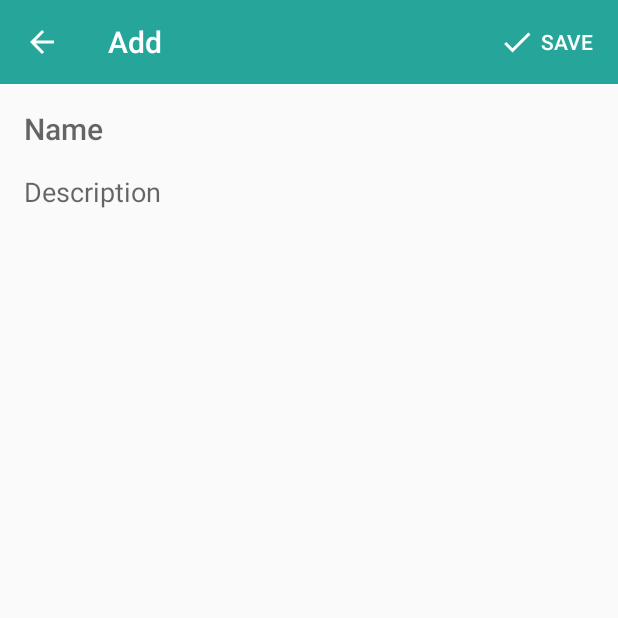
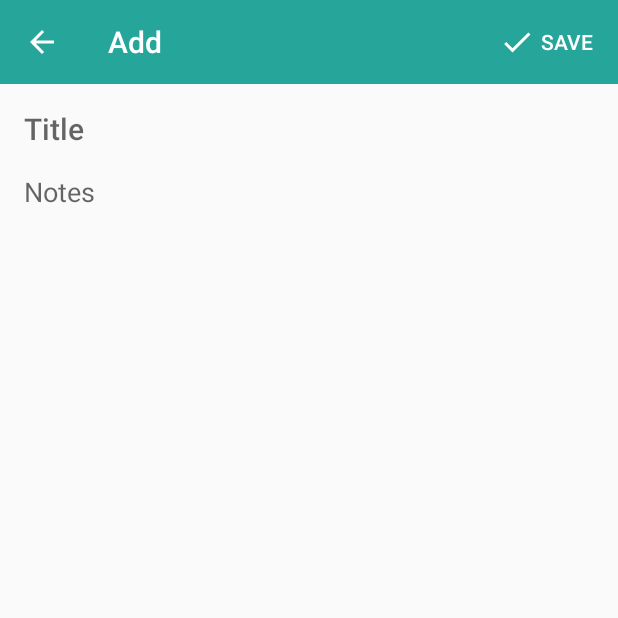
Before and after one commit to Remakswell/NotesPark, an Android app: the screen it shows after launch once a user with an empty profile is signed in (AddActivity), after a tap on an icon or button, on a phone screen of 412 x 824 dp, the top half of it. Run offline under Robolectric (Android 15) with nearby library versions, the phone set to English and light mode, and no system bars; our stand-ins replace Dagger/Hilt's generated code, Firebase (no records; nobody signed in at launch, a user with empty details on screens opened directly).

Commit message:
Added creating notes list

```diff
--- a/app/src/main/java/com/notespark/screens/add/AddActivity.kt
+++ b/app/src/main/java/com/notespark/screens/add/AddActivity.kt
@@ -1,8 +1,10 @@
 package com.notespark.screens.add
 
+import android.app.Activity
 import android.content.Context
 import android.content.Intent
 import android.os.Bundle
+import android.widget.Toast
 import androidx.appcompat.app.AppCompatActivity
 import com.notespark.App
 import com.notespark.R
@@ -44,11 +46,27 @@ class AddActivity : AppCompatActivity(), AddView {
         presenter.unbindView()
     }
 
+    override fun showEmptyDataToast() {
+        Toast.makeText(this, getString(R.string.nothing_to_save), Toast.LENGTH_LONG).show()
+    }
+
+    override fun sendResult(title: String, notes: String) {
+        val intent = Intent()
+        intent.putExtra("title", title)
+        intent.putExtra("notes", notes)
+        setResult(Activity.RESULT_OK, intent)
+    }
+
     private fun initView(){
         addToolbar.setNavigationIcon(R.drawable.ic_back)
         addToolbar.setNavigationOnClickListener { finish() }
         addToolbar.title = "Add"
 
-        editDescription.requestFocus()
+        editNotes.requestFocus()
+
+        saveBtn.setOnClickListener {
+            presenter.onSaveBtnClick(editTitle.text.toString(), editNotes.text.toString())
+            finish()
+        }
     }
 }
--- a/app/src/main/java/com/notespark/screens/add/AddView.kt
+++ b/app/src/main/java/com/notespark/screens/add/AddView.kt
@@ -3,4 +3,6 @@ package com.notespark.screens.add
 import com.notespark.common.arch.View
 
 interface AddView : View {
+    fun showEmptyDataToast()
+    fun sendResult(title: String, notes: String)
 }
--- a/app/src/main/java/com/notespark/screens/main/MainActivity.kt
+++ b/app/src/main/java/com/notespark/screens/main/MainActivity.kt
@@ -4,7 +4,6 @@ import android.content.Context
 import android.content.Intent
 import android.os.Bundle
 import com.google.android.material.floatingactionbutton.FloatingActionButton
-import com.google.android.material.snackbar.Snackbar
 import androidx.appcompat.app.AppCompatActivity
 import android.view.Menu
 import android.view.MenuItem
@@ -13,8 +12,10 @@ import com.notespark.App
 import com.notespark.R
 import com.notespark.screens.add.AddActivity
 import com.notespark.screens.login.LoginActivity
+import com.notespark.screens.main.data.model.ItemNotes
 import com.notespark.screens.main.di.DaggerMainComponent
 import com.notespark.screens.main.di.MainModule
+import kotlinx.android.synthetic.main.activity_main.*
 import kotlinx.android.synthetic.main.toolbar.*
 import javax.inject.Inject
 
@@ -25,10 +26,15 @@ class MainActivity : AppCompatActivity(), MainView {
             val intent = Intent(context, MainActivity::class.java)
             context.startActivity(intent)
         }
+
+        private const val REQUEST_CODE_NEW_NOTES = 11
     }
 
     @Inject
     lateinit var presenter: MainPresenter
+    private var notesList = mutableListOf<ItemNotes>()
+    var itemPosition: Int = 0
+    private var adapter: NotesAdapter? = null
 
     val component by lazy {
         DaggerMainComponent.builder()
@@ -44,10 +50,7 @@ class MainActivity : AppCompatActivity(), MainView {
         component.inject(this)
         setSupportActionBar(toolbar)
         presenter.bindView(this)
-
-        findViewById<FloatingActionButton>(R.id.fab).setOnClickListener { view ->
-            presenter.onAddClick()
-        }
+        initView()
     }
 
     override fun onCreateOptionsMenu(menu: Menu): Boolean {
@@ -68,12 +71,25 @@ class MainActivity : AppCompatActivity(), MainView {
     }
 
     override fun openAddActivity() {
-        AddActivity.launch(this)
+        val intent = Intent(this, AddActivity::class.java)
+        startActivityForResult(intent, REQUEST_CODE_NEW_NOTES)
     }
 
     override fun onDestroy() {
         super.onDestroy()
         presenter.unbindView()
+    }
+
+    override fun onActivityResult(requestCode: Int, resultCode: Int, data: Intent?) {
+        super.onActivityResult(requestCode, resultCode, data)
+
+        if (requestCode == REQUEST_CODE_NEW_NOTES) {
+            if (data != null){
+                val title = data.getStringExtra("title")
+                val notes = data.getStringExtra("notes")
+                adapter?.addItem(ItemNotes(title, notes))
+            }
+        }
     }
 
     private fun logoutDialog() {
@@ -83,4 +99,21 @@ class MainActivity : AppCompatActivity(), MainView {
             .setNegativeButton(android.R.string.cancel) { _, _ -> }
             .show()
     }
+
+    private fun initView() {
+        findViewById<FloatingActionButton>(R.id.fab).setOnClickListener { view ->
+            presenter.onAddClick()
+        }
+        initAdapter()
+    }
+
+    private fun initAdapter(){
+        adapter = NotesAdapter(object : NotesAdapter.OnItemClickListener{
+            override fun onItemClick(title: String, notes: String, index: Int) {
+                itemPosition = index
+                openAddActivity()
+            }
+        })
+        recyclerNotesList.adapter = adapter
+    }
 }
--- /dev/null
+++ b/app/src/main/java/com/notespark/screens/main/data/model/ItemNotes.kt
@@ -0,0 +1,6 @@
+package com.notespark.screens.main.data.model
+
+data class ItemNotes (
+    val title: String?,
+    val notes: String?
+)
--- a/app/src/main/res/layout/activity_add.xml
+++ b/app/src/main/res/layout/activity_add.xml
@@ -17,6 +17,7 @@
             android:theme="@style/AppTheme.AppBarOverlay">
 
             <TextView
+                android:id="@+id/saveBtn"
                 android:layout_width="wrap_content"
                 android:layout_height="match_parent"
                 android:layout_gravity="end"
@@ -40,23 +41,24 @@
         android:layout_marginTop="@dimen/app_margin_medium"
         android:layout_marginEnd="@dimen/app_margin_medium"
         android:background="@null"
-        android:hint="@string/name"
+        android:hint="@string/title"
+        android:inputType="textCapSentences"
         android:maxLength="50"
-        android:singleLine="true"
         android:textAppearance="@style/TextAppearance.AppCompat.Title"
         app:layout_constraintEnd_toEndOf="parent"
         app:layout_constraintStart_toStartOf="parent"
         app:layout_constraintTop_toBottomOf="@+id/addToolbar" />
 
     <EditText
-        android:id="@+id/editDescription"
+        android:id="@+id/editNotes"
         android:layout_width="0dp"
         android:layout_height="wrap_content"
         android:layout_marginStart="@dimen/app_margin_medium"
         android:layout_marginTop="@dimen/app_margin_medium"
         android:layout_marginEnd="@dimen/app_margin_medium"
         android:background="@null"
-        android:hint="@string/description"
+        android:inputType="textCapSentences|textMultiLine"
+        android:hint="@string/notes"
         app:layout_constraintEnd_toEndOf="parent"
         app:layout_constraintStart_toStartOf="parent"
         app:layout_constraintTop_toBottomOf="@+id/editTitle" />
--- a/app/src/main/res/values/strings.xml
+++ b/app/src/main/res/values/strings.xml
@@ -21,7 +21,8 @@
     <string name="please_create_an_account">Please create an account</string>
 
     <!--Add-->
-    <string name="name">Name</string>
-    <string name="description">Description</string>
+    <string name="title">Title</string>
+    <string name="notes">Notes</string>
     <string name="save">SAVE</string>
+    <string name="nothing_to_save">Nothing to save. Note discarded.</string>
 </resources>
```
Also changed, not shown: app/src/main/java/com/notespark/screens/add/AddPresenter.kt (+8 -0 lines), app/src/main/java/com/notespark/screens/main/NotesAdapter.kt (added, +45 -0 lines), app/src/main/res/drawable-v24/custom_ripple.xml (added, +11 -0 lines), app/src/main/res/drawable-v24/item_notes_background.xml (added, +7 -0 lines), app/src/main/res/layout/activity_main.xml (+10 -0 lines), app/src/main/res/layout/notes_item.xml (added, +31 -0 lines).
